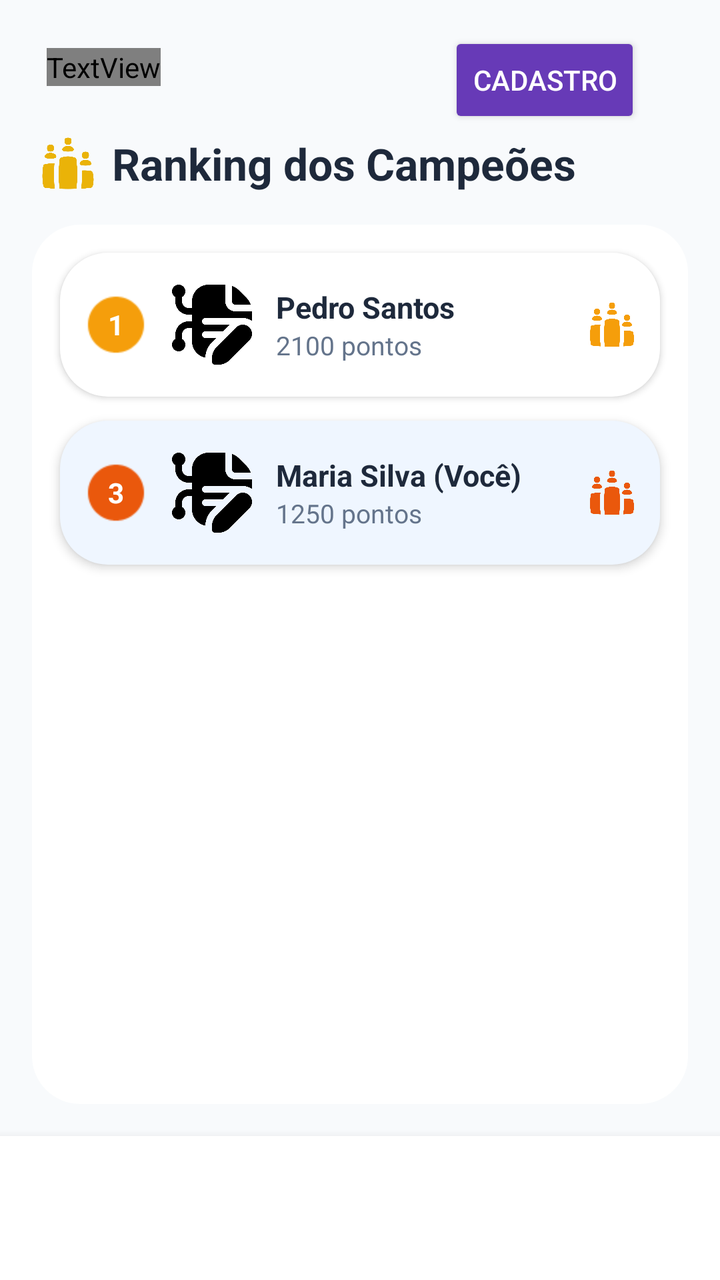
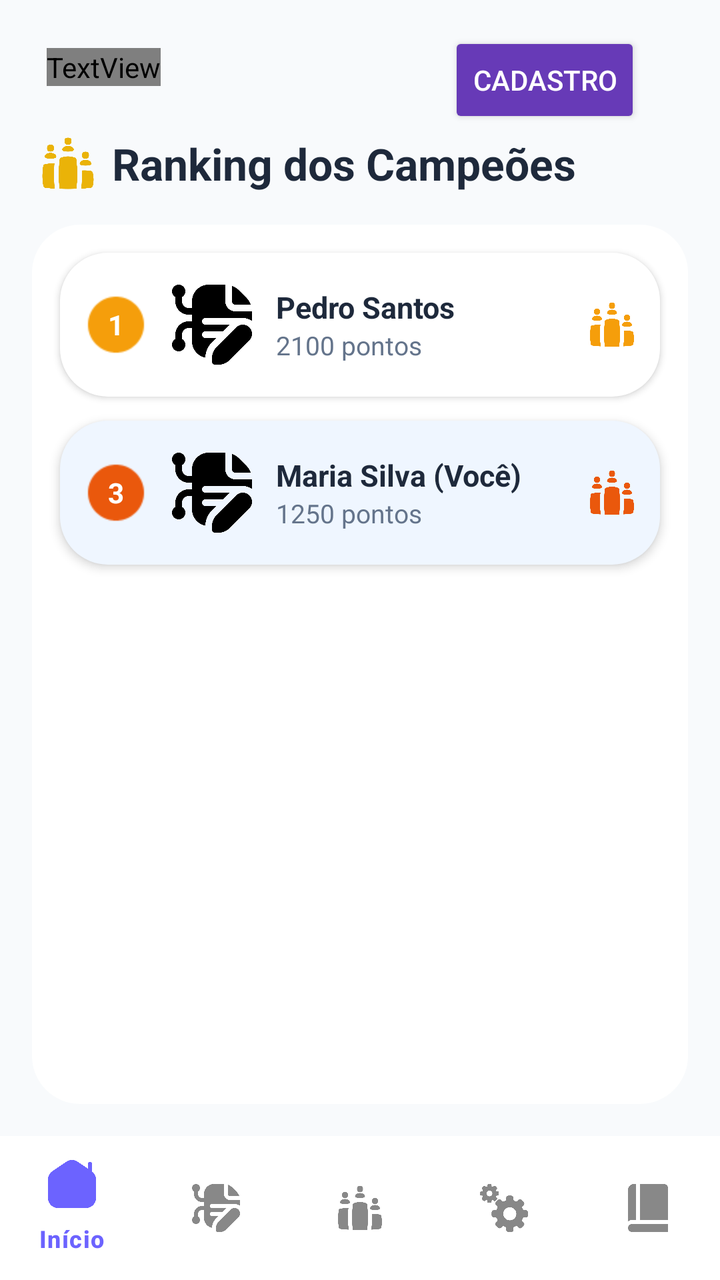

An Android layout rendered at two revisions. The XML below is the earlier revision; the diff shows what the commit changed to produce the second picture.
<!-- AndroidManifest.xml: application theme Theme.APPEducacationTeach -->
<!-- res/layout/activity_main_rank.xml -->
<?xml version="1.0" encoding="utf-8"?>
<androidx.constraintlayout.widget.ConstraintLayout
    xmlns:android="http://schemas.android.com/apk/res/android"
    xmlns:app="http://schemas.android.com/apk/res-auto"
    xmlns:tools="http://schemas.android.com/tools"
    android:id="@+id/main"
    android:layout_width="match_parent"
    android:layout_height="match_parent"
    android:background="#F8FAFC"
    tools:context=".MainRank">

    <TextView
        android:id="@+id/textView4"
        android:layout_width="wrap_content"
        android:layout_height="wrap_content"
        android:layout_marginTop="24dp"
        android:fontFamily="@font/aclonica"
        android:text="Educa Teach"
        android:textColor="#212121"
        android:textSize="24sp"
        app:layout_constraintEnd_toStartOf="@+id/btnLogin4"
        app:layout_constraintHorizontal_bias="0.14"
        app:layout_constraintStart_toStartOf="parent"
        app:layout_constraintTop_toTopOf="parent" />

    <Button
        android:id="@+id/btnLogin4"
        android:layout_width="wrap_content"
        android:layout_height="wrap_content"
        android:layout_marginTop="16dp"
        android:text="Cadastro"
        android:backgroundTint="#673AB7"
        android:textColor="#FFFFFF"
        app:icon="@drawable/login"
        app:layout_constraintEnd_toEndOf="parent"
        app:layout_constraintHorizontal_bias="0.85"
        app:layout_constraintStart_toStartOf="parent"
        app:layout_constraintTop_toTopOf="parent" />

    <LinearLayout
        android:id="@+id/layoutHeaderRank"
        android:layout_width="0dp"
        android:layout_height="wrap_content"
        android:layout_marginStart="20dp"
        android:layout_marginTop="24dp"
        android:layout_marginEnd="20dp"
        android:gravity="center_vertical"
        android:orientation="horizontal"
        app:layout_constraintEnd_toEndOf="parent"
        app:layout_constraintStart_toStartOf="parent"
        app:layout_constraintTop_toBottomOf="@+id/textView4">

        <ImageView
            android:layout_width="28dp"
            android:layout_height="28dp"
            android:src="@drawable/rank_19007196"
            app:tint="#EAB308" />

        <TextView
            android:layout_width="wrap_content"
            android:layout_height="wrap_content"
            android:layout_marginStart="8dp"
            android:text="Ranking dos Campeões"
            android:textColor="#1E293B"
            android:textSize="22sp"
            android:textStyle="bold" />
    </LinearLayout>

    <LinearLayout
        android:layout_width="0dp"
        android:layout_height="0dp"
        android:layout_marginStart="16dp"
        android:layout_marginTop="16dp"
        android:layout_marginEnd="16dp"
        android:layout_marginBottom="16dp"
        android:background="@drawable/bg_card"
        android:orientation="vertical"
        android:padding="8dp"
        app:layout_constraintBottom_toTopOf="@+id/linearLayout"
        app:layout_constraintEnd_toEndOf="parent"
        app:layout_constraintStart_toStartOf="parent"
        app:layout_constraintTop_toBottomOf="@+id/layoutHeaderRank">

        <ScrollView
            android:layout_width="match_parent"
            android:layout_height="match_parent"
            android:scrollbars="none">

            <LinearLayout
                android:layout_width="match_parent"
                android:layout_height="wrap_content"
                android:orientation="vertical">

                <RelativeLayout
                    android:layout_width="match_parent"
                    android:layout_height="72dp"
                    android:layout_margin="6dp"
                    android:background="@drawable/bg_card"
                    android:elevation="2dp"
                    android:padding="12dp">

                    <TextView
                        android:id="@+id/txtPos1"
                        android:layout_width="32dp"
                        android:layout_height="32dp"
                        android:layout_centerVertical="true"
                        android:background="@android:drawable/presence_online"
                        android:backgroundTint="#F59E0B"
                        android:gravity="center"
                        android:text="1"
                        android:textColor="#FFFFFF"
                        android:textStyle="bold" />

                    <ImageView
                        android:id="@+id/avatar1"
                        android:layout_width="40dp"
                        android:layout_height="40dp"
                        android:layout_centerVertical="true"
                        android:layout_marginStart="12dp"
                        android:layout_toEndOf="@id/txtPos1"
                        android:src="@drawable/smart_contract_19012017" />

                    <LinearLayout
                        android:layout_width="wrap_content"
                        android:layout_height="wrap_content"
                        android:layout_centerVertical="true"
                        android:layout_marginStart="12dp"
                        android:layout_toEndOf="@id/avatar1"
                        android:orientation="vertical">

                        <TextView
                            android:layout_width="wrap_content"
                            android:layout_height="wrap_content"
                            android:text="Pedro Santos"
                            android:textColor="#1E293B"
                            android:textStyle="bold"
                            android:textSize="15sp" />

                        <TextView
                            android:layout_width="wrap_content"
                            android:layout_height="wrap_content"
                            android:text="2100 pontos"
                            android:textColor="#64748B"
                            android:textSize="13sp" />
                    </LinearLayout>

                    <ImageView
                        android:layout_width="24dp"
                        android:layout_height="24dp"
                        android:layout_alignParentEnd="true"
                        android:layout_centerVertical="true"
                        android:src="@drawable/rank_19007196"
                        app:tint="#F59E0B" />
                </RelativeLayout>

                <RelativeLayout
                    android:layout_width="match_parent"
                    android:layout_height="72dp"
                    android:layout_margin="6dp"
                    android:background="@drawable/bg_card"
                    android:backgroundTint="#EFF6FF"
                    android:elevation="3dp"
                    android:padding="12dp">

                    <TextView
                        android:id="@+id/txtPos3"
                        android:layout_width="32dp"
                        android:layout_height="32dp"
                        android:layout_centerVertical="true"
                        android:background="@android:drawable/presence_online"
                        android:backgroundTint="#EA580C"
                        android:gravity="center"
                        android:text="3"
                        android:textColor="#FFFFFF"
                        android:textStyle="bold" />

                    <ImageView
                        android:id="@+id/avatar3"
                        android:layout_width="40dp"
                        android:layout_height="40dp"
                        android:layout_centerVertical="true"
                        android:layout_marginStart="12dp"
                        android:layout_toEndOf="@id/txtPos3"
                        android:src="@drawable/smart_contract_19012017" />

                    <LinearLayout
                        android:layout_width="wrap_content"
                        android:layout_height="wrap_content"
                        android:layout_centerVertical="true"
                        android:layout_marginStart="12dp"
                        android:layout_toEndOf="@id/avatar3"
                        android:orientation="vertical">

                        <TextView
                            android:layout_width="wrap_content"
                            android:layout_height="wrap_content"
                            android:text="Maria Silva (Você)"
                            android:textColor="#1E293B"
                            android:textStyle="bold"
                            android:textSize="15sp" />

                        <TextView
                            android:layout_width="wrap_content"
                            android:layout_height="wrap_content"
                            android:text="1250 pontos"
                            android:textColor="#64748B"
                            android:textSize="13sp" />
                    </LinearLayout>

                    <ImageView
                        android:layout_width="24dp"
                        android:layout_height="24dp"
                        android:layout_alignParentEnd="true"
                        android:layout_centerVertical="true"
                        android:src="@drawable/rank_19007196"
                        app:tint="#EA580C" />
                </RelativeLayout>

            </LinearLayout>
        </ScrollView>
    </LinearLayout>

    <LinearLayout
        android:id="@+id/linearLayout"
        android:layout_width="match_parent"
        android:layout_height="72dp"
        android:orientation="horizontal"
        android:background="#FFFFFF"
        android:elevation="8dp"
        app:layout_constraintBottom_toBottomOf="parent"
        app:layout_constraintEnd_toEndOf="parent"
        app:layout_constraintStart_toStartOf="parent">

        <Button
            android:id="@+id/btnDesafio"
            android:layout_width="0dp"
            android:layout_height="wrap_content"
            android:layout_gravity="center_vertical"
            android:layout_weight="1"
            android:background="?attr/selectableItemBackgroundBorderless"
            app:icon="@drawable/smart_contract_19012017"
            app:iconSize="27dp"
            app:iconTint="#757575" />

        <Button
            android:id="@+id/btnEducao"
            android:layout_width="0dp"
            android:layout_height="wrap_content"
            android:layout_gravity="center_vertical"
            android:layout_weight="1"
            android:background="?attr/selectableItemBackgroundBorderless"
            app:icon="@drawable/book_3927603"
            app:iconSize="27dp"
            app:iconTint="#757575" />

        <Button
            android:id="@+id/btnCasa"
            android:layout_width="0dp"
            android:layout_height="60dp"
            android:layout_gravity="center_vertical"
            android:layout_weight="1"
            android:background="?attr/selectableItemBackgroundBorderless"
            app:icon="@drawable/house_chimney_blank_9243282"
            app:iconSize="27dp"
            app:iconTint="#757575" />

        <Button
            android:id="@+id/btnRank"
            android:layout_width="0dp"
            android:layout_height="wrap_content"
            android:layout_gravity="center_vertical"
            android:layout_weight="1"
            android:background="?attr/selectableItemBackgroundBorderless"
            app:icon="@drawable/rank_19007196"
            app:iconSize="27dp"
            app:iconTint="#673AB7" /> <Button
        android:id="@+id/btnConfiguracao"
        android:layout_width="0dp"
        android:layout_height="wrap_content"
        android:layout_gravity="center_vertical"
        android:layout_weight="1"
        android:background="?attr/selectableItemBackgroundBorderless"
        app:icon="@drawable/simbolo_de_interface_de_configuracao_de_duas_rodas_dentadas"
        app:iconSize="27dp"
        app:iconTint="#757575" />
    </LinearLayout>

</androidx.constraintlayout.widget.ConstraintLayout>
<!-- resources referenced by this layout -->
<resources>
  <!-- drawable bg_card (drawable) -->
  <?xml version="1.0" encoding="utf-8"?>
  <shape xmlns:android="http://schemas.android.com/apk/res/android">
      <solid android:color="#FFFFFF" />
      <corners android:radius="24dp" />
      <padding
          android:left="8dp"
          android:top="8dp"
          android:right="8dp"
          android:bottom="8dp" />
  </shape>
  <!-- drawable book_3927603: png bitmap (drawable, 4291 bytes) -->
  <!-- drawable house_chimney_blank_9243282: png bitmap (drawable, 7684 bytes) -->
  <!-- drawable login: png bitmap (drawable, 8104 bytes) -->
  <!-- drawable rank_19007196: png bitmap (drawable, 14077 bytes) -->
  <!-- drawable simbolo_de_interface_de_configuracao_de_duas_rodas_dentadas: png bitmap (drawable, 8190 bytes) -->
  <!-- drawable smart_contract_19012017: png bitmap (drawable, 13915 bytes) -->
  <style name="Theme.APPEducacationTeach" parent="Base.Theme.APPEducacationTeach" />
  <style name="Base.Theme.APPEducacationTeach" parent="Theme.Material3.DayNight.NoActionBar">
          
          
      </style>
</resources>

<!-- the commit's change to res/layout/activity_main_rank.xml (unified diff, before → after) -->
@@ -76,7 +76,7 @@
         android:background="@drawable/bg_card"
         android:orientation="vertical"
         android:padding="8dp"
-        app:layout_constraintBottom_toTopOf="@+id/linearLayout"
+        app:layout_constraintBottom_toTopOf="@+id/bottomNavigation"
         app:layout_constraintEnd_toEndOf="parent"
         app:layout_constraintStart_toStartOf="parent"
         app:layout_constraintTop_toBottomOf="@+id/layoutHeaderRank">
@@ -220,69 +220,16 @@
         </ScrollView>
     </LinearLayout>
 
-    <LinearLayout
-        android:id="@+id/linearLayout"
+    <com.google.android.material.bottomnavigation.BottomNavigationView
+        android:id="@+id/bottomNavigation"
         android:layout_width="match_parent"
         android:layout_height="72dp"
-        android:orientation="horizontal"
-        android:background="#FFFFFF"
-        android:elevation="8dp"
+        android:background="@android:color/white"
+        app:itemIconTint="@color/nav_item_colors"
+        app:itemTextColor="@color/nav_item_colors"
+        app:menu="@menu/bottom_nav_menu"
         app:layout_constraintBottom_toBottomOf="parent"
         app:layout_constraintEnd_toEndOf="parent"
-        app:layout_constraintStart_toStartOf="parent">
-
-        <Button
-            android:id="@+id/btnDesafio"
-            android:layout_width="0dp"
-            android:layout_height="wrap_content"
-            android:layout_gravity="center_vertical"
-            android:layout_weight="1"
-            android:background="?attr/selectableItemBackgroundBorderless"
-            app:icon="@drawable/smart_contract_19012017"
-            app:iconSize="27dp"
-            app:iconTint="#757575" />
-
-        <Button
-            android:id="@+id/btnEducao"
-            android:layout_width="0dp"
-            android:layout_height="wrap_content"
-            android:layout_gravity="center_vertical"
-            android:layout_weight="1"
-            android:background="?attr/selectableItemBackgroundBorderless"
-            app:icon="@drawable/book_3927603"
-            app:iconSize="27dp"
-            app:iconTint="#757575" />
-
-        <Button
-            android:id="@+id/btnCasa"
-            android:layout_width="0dp"
-            android:layout_height="60dp"
-            android:layout_gravity="center_vertical"
-            android:layout_weight="1"
-            android:background="?attr/selectableItemBackgroundBorderless"
-            app:icon="@drawable/house_chimney_blank_9243282"
-            app:iconSize="27dp"
-            app:iconTint="#757575" />
-
-        <Button
-            android:id="@+id/btnRank"
-            android:layout_width="0dp"
-            android:layout_height="wrap_content"
-            android:layout_gravity="center_vertical"
-            android:layout_weight="1"
-            android:background="?attr/selectableItemBackgroundBorderless"
-            app:icon="@drawable/rank_19007196"
-            app:iconSize="27dp"
-            app:iconTint="#673AB7" /> <Button
-        android:id="@+id/btnConfiguracao"
-        android:layout_width="0dp"
-        android:layout_height="wrap_content"
-        android:layout_gravity="center_vertical"
-        android:layout_weight="1"
-        android:background="?attr/selectableItemBackgroundBorderless"
-        app:icon="@drawable/simbolo_de_interface_de_configuracao_de_duas_rodas_dentadas"
-        app:iconSize="27dp"
-        app:iconTint="#757575" />
-    </LinearLayout>
+        app:layout_constraintStart_toStartOf="parent" />
 
 </androidx.constraintlayout.widget.ConstraintLayout>
<!-- resource entries referenced after the edit -->
@@ -11,11 +11,8 @@
           android:right="8dp"
           android:bottom="8dp" />
   </shape>
-  <!-- drawable book_3927603: png bitmap (drawable, 4291 bytes) -->
-  <!-- drawable house_chimney_blank_9243282: png bitmap (drawable, 7684 bytes) -->
   <!-- drawable login: png bitmap (drawable, 8104 bytes) -->
   <!-- drawable rank_19007196: png bitmap (drawable, 14077 bytes) -->
-  <!-- drawable simbolo_de_interface_de_configuracao_de_duas_rodas_dentadas: png bitmap (drawable, 8190 bytes) -->
   <!-- drawable smart_contract_19012017: png bitmap (drawable, 13915 bytes) -->
   <style name="Theme.APPEducacationTeach" parent="Base.Theme.APPEducacationTeach" />
   <style name="Base.Theme.APPEducacationTeach" parent="Theme.Material3.DayNight.NoActionBar">
